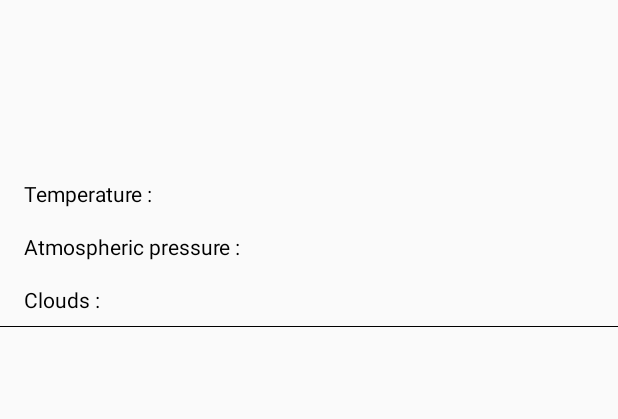
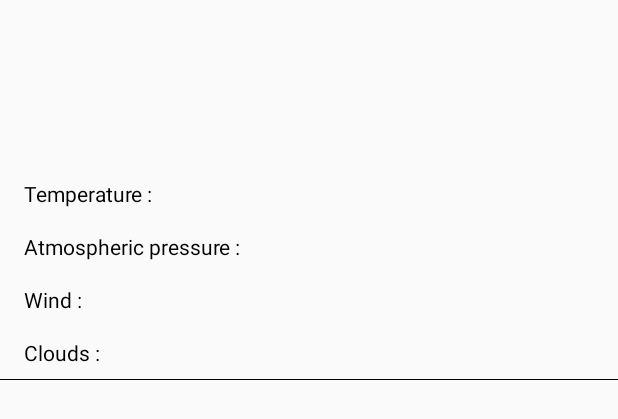
Before and after one commit to DerevyagoKonstantin/ebay-weather, an Android app: the layout weather_item.xml on its own in the app's theme, with its tools: preview values and no code run, on a phone screen of 412 x 824 dp. Shown: the top 419 px of the screen. Run offline under Robolectric (Android 15) with nearby library versions, the phone set to English and light mode, and no system bars.

Commit message:
Add wind and gps to weather info

```diff
--- a/app/src/main/res/layout/weather_item.xml
+++ b/app/src/main/res/layout/weather_item.xml
@@ -72,6 +72,25 @@
             style="@style/WeatherInfoTextView"
             android:layout_width="wrap_content"
             android:layout_height="wrap_content"
+            android:text="@string/weather_wind" />
+
+        <TextView
+            android:id="@+id/weatherWindTextView"
+            style="@style/WeatherInfoTextView"
+            android:layout_width="wrap_content"
+            android:layout_height="wrap_content" />
+
+    </LinearLayout>
+
+    <LinearLayout
+        android:layout_width="wrap_content"
+        android:layout_height="wrap_content"
+        android:orientation="horizontal">
+
+        <TextView
+            style="@style/WeatherInfoTextView"
+            android:layout_width="wrap_content"
+            android:layout_height="wrap_content"
             android:text="@string/weather_clouds" />
 
         <TextView
--- a/app/src/main/res/values/strings.xml
+++ b/app/src/main/res/values/strings.xml
@@ -6,6 +6,8 @@
     <string name="weather_search_error">No Weather Found</string>
     <string name="weather_temperature">Temperature :</string>
     <string name="weather_atmospheric_pressure">Atmospheric pressure :</string>
-    <string name="weather_atmospheric_pressure_value">%f hPa</string>
+    <string name="weather_atmospheric_pressure_value">%s hPa</string>
+    <string name="weather_wind">Wind :</string>
+    <string name="weather_wind_value">%s meter/sec</string>
     <string name="weather_clouds">Clouds :</string>
 </resources>
```
Also changed, not shown: app/src/main/java/com/ebay/weather/search/adapter/WeatherViewHolder.kt (+17 -2 lines).
